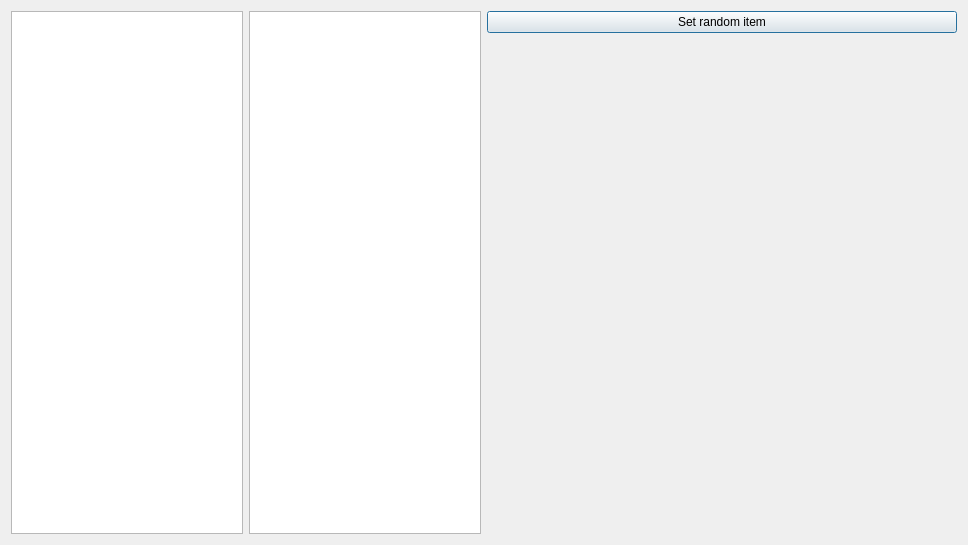
First picture: the form in Tools/ToolTestQtRoundedRectItem/qttestqtroundedrectitemmodifydialog.ui, repository richelbilderbeek/ProjectRichelBilderbeek, before the edit.
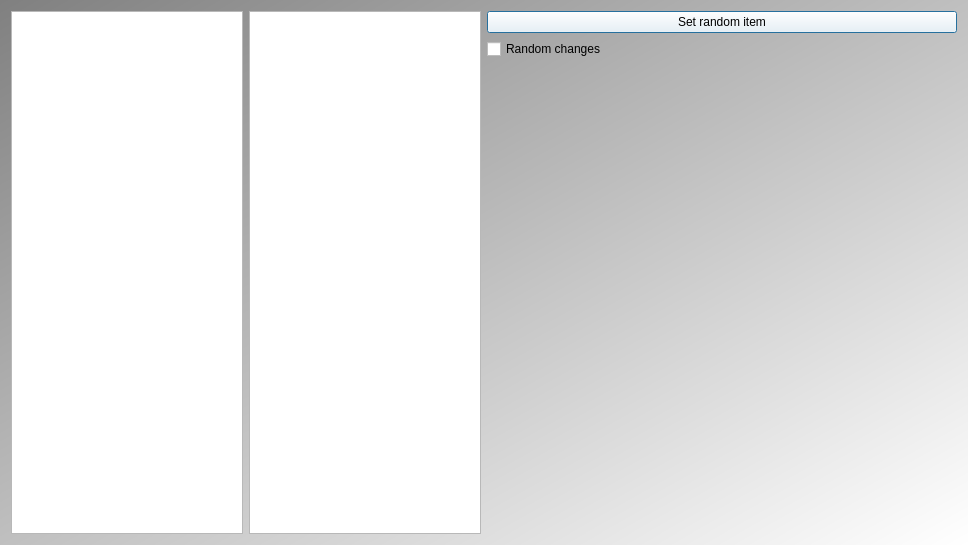
Second picture: the form after the edit. Icons and pictures are not drawn.

```diff
--- a/Tools/ToolTestQtRoundedRectItem/qttestqtroundedrectitemmodifydialog.ui
+++ b/Tools/ToolTestQtRoundedRectItem/qttestqtroundedrectitemmodifydialog.ui
@@ -17,8 +17,15 @@
    <iconset resource="ToolTestQtRoundedRectItem.qrc">
     <normaloff>:/images/ToolTestQtRoundedRectItemIcon.png</normaloff>:/images/ToolTestQtRoundedRectItemIcon.png</iconset>
   </property>
+  <property name="styleSheet">
+   <string notr="true">QDialog { 
+background-color: qlineargradient(x1: 0, y1: 0, x2: 1, y2: 1, stop: 0  #808080, stop: 1 #ffffff);
+}
+QPushButton { background-color: rgb(255, 255, 255);  }
+QPushButton { color: rgb(0,0,0); }</string>
+  </property>
   <layout class="QGridLayout" name="gridLayout">
-   <item row="0" column="0" rowspan="2">
+   <item row="0" column="0" rowspan="3">
     <widget class="QGraphicsView" name="view_left">
      <property name="sizePolicy">
       <sizepolicy hsizetype="Expanding" vsizetype="Expanding">
@@ -28,7 +35,7 @@
      </property>
     </widget>
    </item>
-   <item row="0" column="1" rowspan="2">
+   <item row="0" column="1" rowspan="3">
     <widget class="QGraphicsView" name="view_right">
      <property name="sizePolicy">
       <sizepolicy hsizetype="Expanding" vsizetype="Expanding">
@@ -45,7 +52,7 @@
      </property>
     </widget>
    </item>
-   <item row="1" column="2">
+   <item row="2" column="2">
     <widget class="QWidget" name="widget_left" native="true">
      <property name="sizePolicy">
       <sizepolicy hsizetype="Preferred" vsizetype="Preferred">
@@ -55,7 +62,7 @@
      </property>
     </widget>
    </item>
-   <item row="1" column="3">
+   <item row="2" column="3">
     <widget class="QWidget" name="widget_right" native="true">
      <property name="sizePolicy">
       <sizepolicy hsizetype="Preferred" vsizetype="Preferred">
@@ -65,6 +72,13 @@
      </property>
     </widget>
    </item>
+   <item row="1" column="2" colspan="2">
+    <widget class="QCheckBox" name="box_change">
+     <property name="text">
+      <string>Random changes</string>
+     </property>
+    </widget>
+   </item>
   </layout>
  </widget>
  <resources>
```
